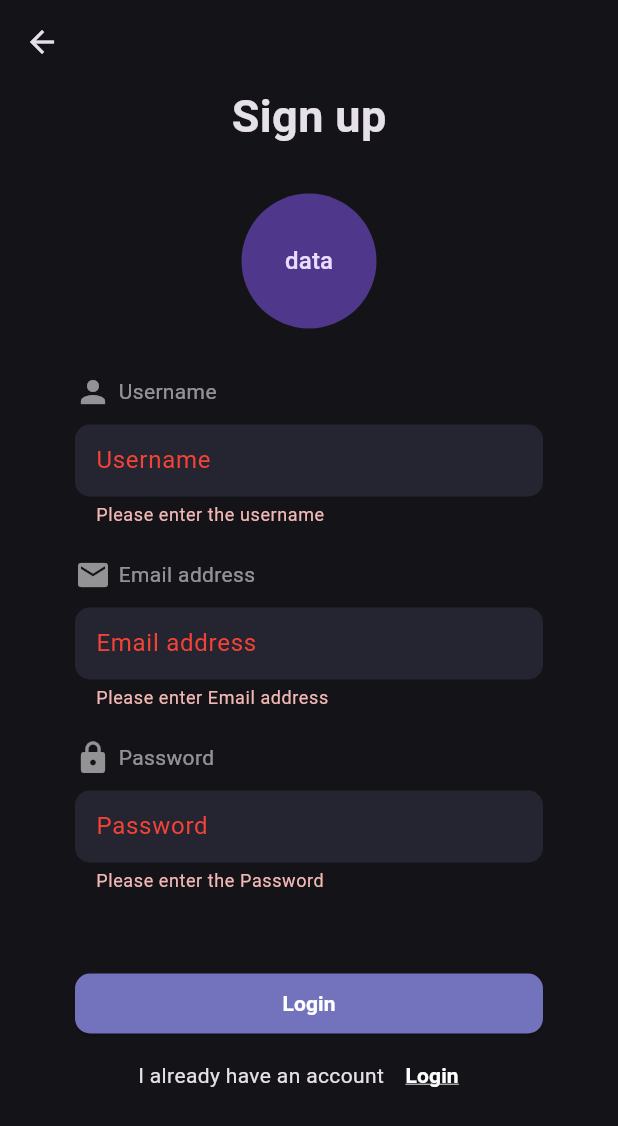
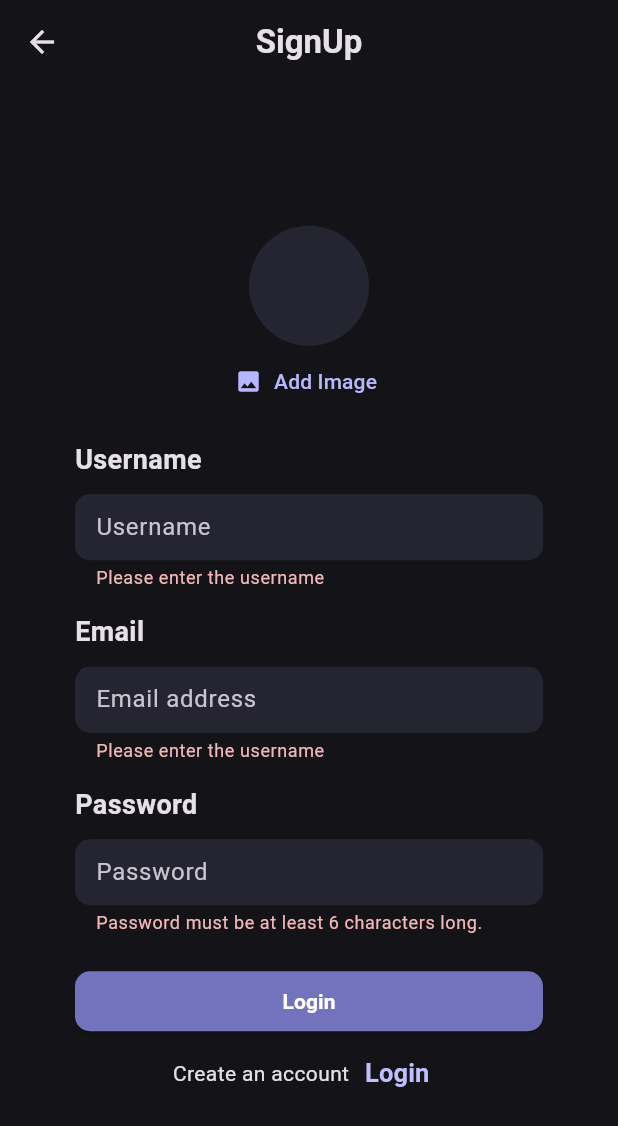
Before and after one commit to md7o/BookLibrary, a Flutter app: the SignUp screen opened directly, after a tap on "Login", on a phone screen of 412 x 824 dp. Shown: the top 1126 px of the screen. Run offline on Flutter 3.47's test engine with Material 3 defaults, Android fonts, the light colour scheme and no system bars; our stand-ins replace audioplayers, cloud_firestore, device_preview, firebase_auth, firebase_core, firebase_storage and 3 more; accounts and stored records are empty; network calls fail.

Commit message:
complete send singUp&Login data to firebase and stream it

```diff
--- /dev/null
+++ b/lib/common/src/widgets/user_image_picker.dart
@@ -0,0 +1,60 @@
+import 'dart:io';
+
+import 'package:book_library/common/src/constants/colors.dart';
+import 'package:flutter/material.dart';
+import 'package:image_picker/image_picker.dart';
+
+class UserImagePicker extends StatefulWidget {
+  const UserImagePicker({super.key, required this.onPickImage});
+
+  final void Function(File pickerImage) onPickImage;
+
+  @override
+  State<UserImagePicker> createState() => _UserImagePickerState();
+}
+
+class _UserImagePickerState extends State<UserImagePicker> {
+  File? _pickerImageFile;
+
+  void _pickImage() async {
+    final pickerImage = await ImagePicker().pickImage(
+        source: ImageSource.gallery, imageQuality: 50, maxWidth: 150);
+
+    if (pickerImage == null) {
+      return;
+    }
+
+    setState(() {
+      _pickerImageFile = File(pickerImage.path);
+    });
+
+    widget.onPickImage(_pickerImageFile!);
+  }
+
+  @override
+  Widget build(BuildContext context) {
+    return Column(
+      children: [
+        CircleAvatar(
+          backgroundColor: AppColors.bg2,
+          maxRadius: 40,
+          foregroundImage:
+              _pickerImageFile != null ? FileImage(_pickerImageFile!) : null,
+        ),
+        TextButton.icon(
+          onPressed: _pickImage,
+          icon: const Icon(
+            Icons.image,
+            color: Color(0xFFB7B7FF),
+          ),
+          label: const Text(
+            'Add Image',
+            style: TextStyle(
+              color: Color(0xFFB7B7FF),
+            ),
+          ),
+        )
+      ],
+    );
+  }
+}
--- a/lib/features/account_sign/sign_up.dart
+++ b/lib/features/account_sign/sign_up.dart
@@ -1,10 +1,17 @@
+import 'dart:io';
+
 import 'package:book_library/common/src/constants/colors.dart';
 import 'package:book_library/common/src/constants/fonts.dart';
 import 'package:book_library/common/src/constants/padding.dart';
+import 'package:book_library/common/src/widgets/user_image_picker.dart';
 import 'package:book_library/features/account_sign/widget/check_button.dart';
 import 'package:book_library/features/account_sign/widget/sign_field.dart';
+import 'package:cloud_firestore/cloud_firestore.dart';
+import 'package:firebase_auth/firebase_auth.dart';
+import 'package:firebase_storage/firebase_storage.dart';
+import 'package:flutter/material.dart';
 
-import 'package:flutter/material.dart';
+final _firebase = FirebaseAuth.instance;
 
 class SignUp extends StatefulWidget {
   const SignUp({super.key});
@@ -16,62 +23,105 @@ class SignUp extends StatefulWidget {
 class _SignUpState extends State<SignUp> {
   final _formKey = GlobalKey<FormState>();
 
-  final _userNameController = TextEditingController();
-  final _emailController = TextEditingController();
-  final _passwordController = TextEditingController();
+  var _isLogin = true;
+  var _entredUsername = '';
+  var _entredEmail = '';
+  var _entredPassword = '';
+  File? _selectedImage;
+  var isAuthenticating = false;
 
-  bool _validate = false;
-  @override
-  void dispose() {
-    _userNameController.dispose();
-    super.dispose();
+  void _submit() async {
+    final isValid = _formKey.currentState!.validate();
+
+    if (!isValid || !_isLogin && _selectedImage == null) {
+      return;
     }
 
-  var _isLogin = true;
+    _formKey.currentState!.save();
+    try {
+      setState(() {
+        isAuthenticating = true;
+      });
+      if (!_isLogin) {
+        final userCredentials = await _firebase.signInWithEmailAndPassword(
+            email: _entredEmail, password: _entredPassword);
+      } else {
+        final userCredentials = await _firebase.createUserWithEmailAndPassword(
+            email: _entredEmail, password: _entredPassword);
+
+        final storageRef = FirebaseStorage.instance
+            .ref()
+            .child('user_images')
+            .child('${userCredentials.user!.uid}.jpg');
+
+        await storageRef.putFile(_selectedImage!);
+        final imageUrl = await storageRef.getDownloadURL();
+
+        await FirebaseFirestore.instance
+            .collection('users')
+            .doc(userCredentials.user!.uid)
+            .set({
+          'username': 'ahhh',
+          'email': _entredEmail,
+          'image_url': imageUrl,
+        });
+      }
+    } on FirebaseAuthException catch (error) {
+      if (error.code == 'email-already-in-use') {}
+      ScaffoldMessenger.of(context).clearSnackBars();
+      ScaffoldMessenger.of(context).showSnackBar(
+        SnackBar(
+          content: Text(error.message ?? 'Authentication failed.'),
+        ),
+      );
+      isAuthenticating = false;
+    }
+  }
+
+  // @override
+  // void initState() {
+  //   super.initState();
+  //   _isLogin = false;
+  // }
 
   @override
   Widget build(BuildContext context) {
     return Scaffold(
-      resizeToAvoidBottomInset: false,
+      resizeToAvoidBottomInset: true,
       backgroundColor: AppColors.bg1,
       appBar: AppBar(
         backgroundColor: AppColors.bg1,
+        centerTitle: true,
+        title: Text(
+          _isLogin ? "SignUp" : "Login",
+          style: const TextStyle(
+            fontWeight: FontWeight.bold,
           ),
-      body: Padding(
+        ),
+      ),
+      body: Center(
+        child: SingleChildScrollView(
+          physics: const BouncingScrollPhysics(),
+          child: Padding(
             padding: const EdgeInsets.symmetric(horizontal: AppPadding.huge),
             child: Column(
               children: [
-            const Text(
-              "Sign up",
-              style: TextStyle(
-                  fontSize: AppFontSize.medlarge, fontWeight: FontWeight.bold),
+                const SizedBox(height: 10),
+                if (_isLogin)
+                  UserImagePicker(
+                    onPickImage: (pickerImage) {
+                      _selectedImage = pickerImage;
+                    },
                   ),
-            SizedBox(
-              height: MediaQuery.of(context).size.height > 750 ? 30 : 10,
-            ),
-            const CircleAvatar(
-              maxRadius: 45,
-              child: Text('data'),
-            ),
-            SizedBox(
-              height: MediaQuery.of(context).size.height > 750 ? 30 : 10,
-            ),
+                const SizedBox(height: 15),
+                if (_isLogin)
                   const Align(
                     alignment: Alignment.centerLeft,
-              child: Row(
-                children: [
-                  Icon(
-                    Icons.person,
-                    color: Colors.white54,
-                  ),
-                  SizedBox(width: 5),
-                  Text(
+                    child: Text(
                       "Username",
                       style: TextStyle(
-                      color: Colors.white54,
-                    ),
-                  ),
-                ],
+                          fontWeight: FontWeight.bold,
+                          fontSize: AppFontSize.medium),
                     ),
                   ),
                 const SizedBox(height: 10),
@@ -79,137 +129,110 @@ class _SignUpState extends State<SignUp> {
                   key: _formKey,
                   child: Column(
                     children: [
+                      if (_isLogin)
                         SignField(
-                    controller: _userNameController,
                           lable: "Username",
-                    lableStyle: TextStyle(color: _validate ? Colors.red : null),
                           validator: (value) {
-                      if (value!.isEmpty) {
-                        setState(() {
-                          _validate = true;
-                        });
+                            if (value == null || value.trim().isEmpty) {
                               return 'Please enter the username';
                             }
-                      setState(() {
-                        _validate = false;
-                      });
+
                             return null;
                           },
                           keyboardType: TextInputType.name,
+                          onSaved: (value) {
+                            _entredUsername = value!;
+                          },
+                          obscureText: true,
                         ),
-                  const SizedBox(height: 20),
+                      const SizedBox(height: 15),
                       const Align(
                         alignment: Alignment.centerLeft,
-                    child: Row(
-                      children: [
-                        Icon(
-                          Icons.mail,
-                          color: Colors.white54,
+                        child: Text(
+                          "Email",
+                          style: TextStyle(
+                              fontWeight: FontWeight.bold,
+                              fontSize: AppFontSize.medium),
                         ),
-                        SizedBox(width: 5),
-                        Text(
-                          "Email address",
+                      ),
+                      const SizedBox(height: 10),
+                      SignField(
+                        lable: "Email address",
+                        validator: (value) {
+                          if (value == null ||
+                              value.trim().isEmpty ||
+                              !value.contains('@')) {
+                            return 'Please enter the username';
+                          }
+
+                          return null;
+                        },
+                        keyboardType: TextInputType.emailAddress,
+                        onSaved: (value) {
+                          _entredEmail = value!;
+                        },
+                        obscureText: true,
+                      ),
+                      const SizedBox(height: 15),
+                      const Align(
+                        alignment: Alignment.centerLeft,
+                        child: Text(
+                          "Password",
                           style: TextStyle(
-                            color: Colors.white54,
+                              fontWeight: FontWeight.bold,
+                              fontSize: AppFontSize.medium),
                         ),
+                      ),
+                      const SizedBox(height: 10),
+                      SignField(
+                        lable: "Password",
+                        validator: (value) {
+                          if (value == null || value.trim().length < 6) {
+                            return 'Password must be at least 6 characters long.';
+                          }
+
+                          return null;
+                        },
+                        onSaved: (value) {
+                          _entredPassword = value!;
+                        },
+                        obscureText: false,
                       ),
                     ],
                   ),
                 ),
-                  const SizedBox(height: 10),
-                  SignField(
-                      controller: _emailController,
-                      lable: "Email address",
-                      lableStyle:
-                          TextStyle(color: _validate ? Colors.red : null),
-                      validator: (value) {
-                        if (value!.isEmpty) {
-                          setState(() {
-                            _validate = true;
-                          });
-                          return 'Please enter Email address';
-                        }
-                        setState(() {
-                          _validate = false;
-                        });
-                        return null;
-                      },
-                      keyboardType: TextInputType.emailAddress),
                 const SizedBox(height: 20),
-                  const Align(
-                    alignment: Alignment.centerLeft,
-                    child: Row(
-                      children: [
-                        Icon(
-                          Icons.lock,
-                          color: Colors.white54,
+                if (isAuthenticating) const CircularProgressIndicator(),
+                if (!isAuthenticating)
+                  CheckButton(
+                    title: _isLogin ? "Login" : "SignUp",
+                    onTap: _submit,
                   ),
-                        SizedBox(width: 5),
-                        Text(
-                          "Password",
-                          style: TextStyle(
-                            color: Colors.white54,
-                          ),
-                        ),
-                      ],
-                    ),
-                  ),
-                  const SizedBox(height: 10),
-                  SignField(
-                    controller: _passwordController,
-                    lable: "Password",
-                    lableStyle: TextStyle(color: _validate ? Colors.red : null),
-                    validator: (value) {
-                      if (value!.isEmpty) {
-                        setState(() {
-                          _validate = true;
-                        });
-                        return 'Please enter the Password';
-                      } else if (value.length <= 8) {
-                        setState(() {
-                          _validate = true;
-                        });
-                        return 'Password must be 8 characters or more';
-                      }
-                      setState(() {
-                        _validate = false;
-                      });
-                      return null;
-                    },
-                  ),
-                ],
-              ),
-            ),
-            SizedBox(
-              height: MediaQuery.of(context).size.height > 750 ? 50 : 25,
-            ),
-            CheckButton(
-              title: _isLogin ? 'Login' : 'SignUp',
-              onTap: () {
-                _formKey.currentState?.validate() ?? false;
-              },
-            ),
+                if (!isAuthenticating)
                   Row(
                     mainAxisAlignment: MainAxisAlignment.center,
                     children: [
                       Text(_isLogin
-                    ? 'I already have an account'
-                    : 'Create an account'),
+                          ? 'Create an account'
+                          : 'I already have an account'),
                       TextButton(
                         onPressed: () {
-                    setState(() {
+                          setState(
+                            () {
                               _isLogin = !_isLogin;
-                    });
+                            },
+                          );
                         },
                         style: TextButton.styleFrom(
                           padding: EdgeInsets.zero,
                         ),
                         child: Text(
-                    _isLogin ? 'Login' : 'SignUp',
+                          _isLogin ? "Login" : "SignUp",
                           style: const TextStyle(
-                        decoration: TextDecoration.underline,
-                        color: Colors.white,
-                        fontWeight: FontWeight.bold),
+                            color: Color(0xFFBFBFFF),
+                            fontWeight: FontWeight.bold,
+                            fontSize: 17,
+                          ),
                         ),
                       ),
                     ],
@@ -217,6 +240,8 @@ class _SignUpState extends State<SignUp> {
               ],
             ),
           ),
+        ),
+      ),
     );
   }
 }
--- a/lib/features/account_sign/widget/sign_field.dart
+++ b/lib/features/account_sign/widget/sign_field.dart
@@ -9,6 +9,8 @@ class SignField extends StatelessWidget {
     this.lableStyle,
     this.validator,
     this.keyboardType,
+    this.onSaved,
+    required this.obscureText,
   });
 
   final TextEditingController? controller;
@@ -16,25 +18,31 @@ class SignField extends StatelessWidget {
   final TextStyle? lableStyle;
   final String? Function(String?)? validator;
   final TextInputType? keyboardType;
+  final Function(String?)? onSaved;
+  final bool obscureText;
   @override
   Widget build(BuildContext context) {
     return TextFormField(
+      scrollPadding: const EdgeInsets.only(bottom: 1),
       controller: controller,
+      obscureText: obscureText,
       decoration: InputDecoration(
+        isDense: true,
         filled: true,
         fillColor: AppColors.bg2, // Background color
         hintText: lable,
         hintStyle: lableStyle,
+
         border: OutlineInputBorder(
           borderRadius: BorderRadius.circular(10.0), // Border radius
-          borderSide: BorderSide.none, // Remove border side
+          borderSide: BorderSide.none,
         ),
-        contentPadding: const EdgeInsets.symmetric(
-          horizontal: 10,
-        ),
+        contentPadding:
+            const EdgeInsets.symmetric(horizontal: 10, vertical: 10),
       ),
       keyboardType: keyboardType,
       validator: validator,
+      onSaved: onSaved,
     );
   }
 }
--- a/pubspec.yaml
+++ b/pubspec.yaml
@@ -22,6 +22,9 @@ dependencies:
   audioplayers: ^5.2.1
   firebase_core: ^2.27.1
   firebase_auth: ^4.17.9
+  firebase_storage: ^11.6.10
+  image_picker: ^1.0.7
+  cloud_firestore: ^4.15.9
 
 dev_dependencies:
   flutter_test:
```
Also changed, not shown: lib/features/profile/profile_page.dart (+84 -18 lines), lib/features/profile/widget/shelf.dart (+8 -1 lines), lib/main.dart (+16 -1 lines), lib/splash.dart (added, +17 -0 lines), pubspec.lock, 6 other files. Lines whose indentation alone changed are shown as unchanged.
